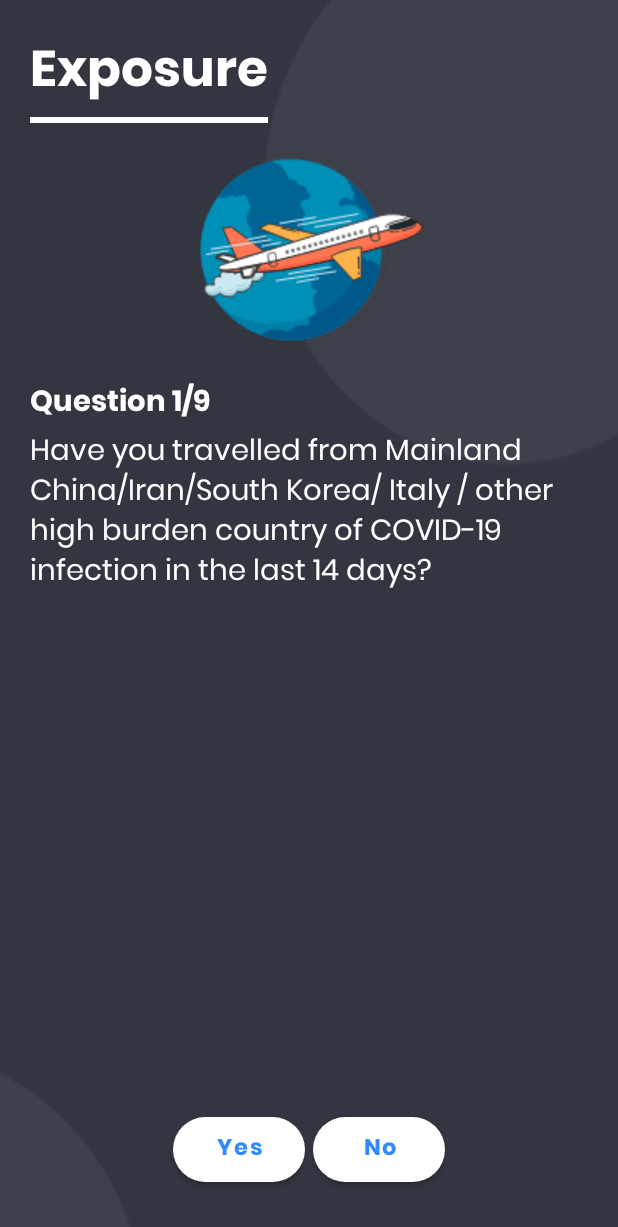
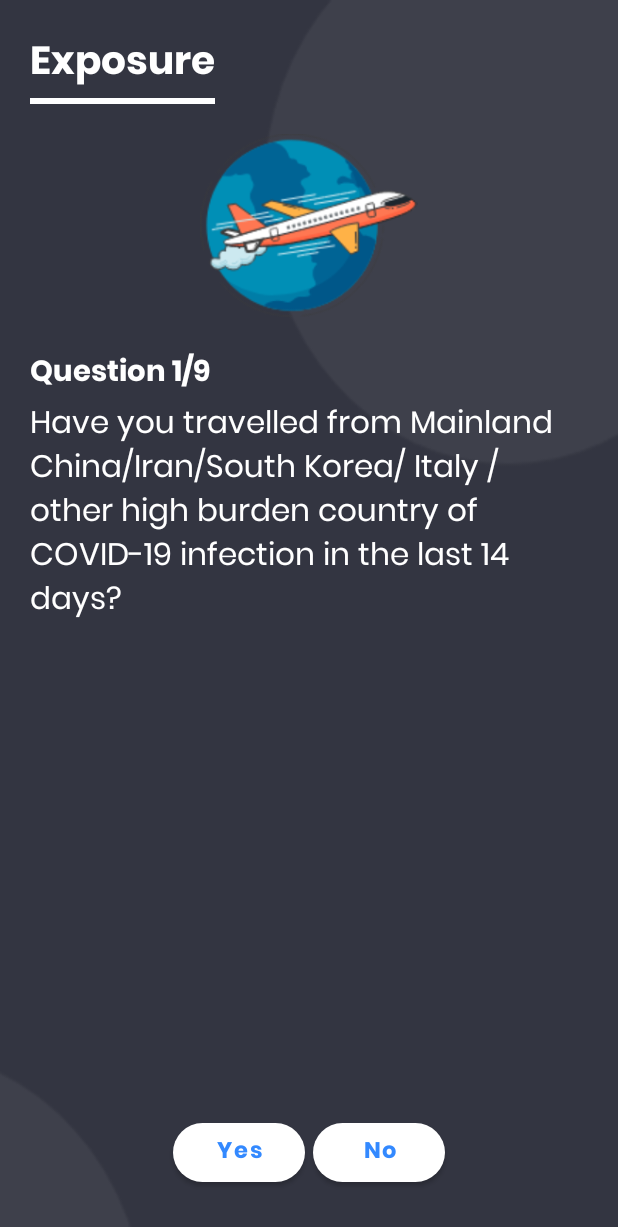
Before and after one commit to InteractiveHealthSolutions/korona-screening-mobile, an Android app: the MainActivity screen opened directly, with no data from a screen before it, on a phone screen of 412 x 824 dp. Shown: the top 1227 px of the screen. Run offline under Robolectric (Android 15) with nearby library versions, the phone set to English and light mode, and no system bars; our stand-ins replace Dagger/Hilt's generated code, data binding, sdp/ssp sizes; libraries missing offline, so code that uses them is left out: uk.co.chrisjenx.

Commit message:
-fixed rounded corner issue -added some translations

```diff
--- a/app/src/main/java/com/ihsinformatics/covid/activities/LoginActivity.java
+++ b/app/src/main/java/com/ihsinformatics/covid/activities/LoginActivity.java
@@ -78,7 +78,7 @@ public class LoginActivity extends BaseActivity implements LoginContract.View {
         if (binding.agreed.isChecked())
             startMainActivity();
         else
-            showToast("Please Accept the Term & conditions");
+            showToast(getString(R.string.error_term_condition));
     }
 
     @Override
--- a/app/src/main/java/com/ihsinformatics/covid/views/OptionWidget.java
+++ b/app/src/main/java/com/ihsinformatics/covid/views/OptionWidget.java
@@ -45,7 +45,7 @@ public class OptionWidget extends Widget {
     }
 
     private void addButton(Option option) {
-        int padding = context.getResources().getDimensionPixelOffset(R.dimen.margin_normal_large);
+        int padding = context.getResources().getDimensionPixelOffset(R.dimen._10sdp);
         int margin = context.getResources().getDimensionPixelOffset(R.dimen.margin_small);
 
         MaterialButton radioButton = new MaterialButton(context);
--- a/app/src/main/res/layout/activity_instruction.xml
+++ b/app/src/main/res/layout/activity_instruction.xml
@@ -78,7 +78,7 @@
         <TextView
             android:layout_width="match_parent"
             android:layout_height="wrap_content"
-            android:text="@string/wash_hands"
+            android:text="@string/wash_hands_instruction"
             android:drawableLeft="@drawable/ic_wash_hands"
             android:textColor="@color/white"
             android:drawablePadding="@dimen/_7sdp"
--- a/app/src/main/res/layout/item_hospital.xml
+++ b/app/src/main/res/layout/item_hospital.xml
@@ -7,10 +7,7 @@
         android:layout_height="wrap_content"
         android:innerRadius="0dp"
         android:orientation="horizontal"
-        android:thicknessRatio="1.9"
-
-
-        app:cardCornerRadius="@dimen/_40sdp"
+        app:cardCornerRadius="@dimen/_15sdp"
         app:cardElevation="0dp"
         app:contentPadding="@dimen/_3sdp">
 
--- a/app/src/main/res/layout/item_quiz_questions.xml
+++ b/app/src/main/res/layout/item_quiz_questions.xml
@@ -18,7 +18,7 @@
             android:layout_height="wrap_content"
             android:text="Section 1"
             android:textColor="@color/white"
-            android:textSize="33sp"
+            android:textSize="@dimen/_20ssp"
             android:textStyle="bold" />
 
         <View
@@ -30,7 +30,7 @@
     <ImageView
         android:id="@+id/icon"
         android:layout_width="match_parent"
-        android:layout_height="wrap_content"
+        android:layout_height="@dimen/_125sdp"
         android:padding="@dimen/padding_large"
         android:src="@drawable/ic_plane" />
 
@@ -51,14 +51,13 @@
         android:layout_marginBottom="@dimen/margin_very_large"
         android:text="some dummy question to appear here as an example here are some word you have to explain "
         android:textColor="@color/white"
-        android:textSize="@dimen/text_size_title" />
+        android:textSize="@dimen/_16ssp" />
 
     <LinearLayout
         android:id="@+id/quiz_layout"
         android:layout_width="match_parent"
         android:layout_height="match_parent"
         android:gravity="bottom|center"
-        android:layout_marginTop="@dimen/margin_very_large"
         android:orientation="horizontal">
 
     </LinearLayout>
--- a/app/src/main/res/values/strings.xml
+++ b/app/src/main/res/values/strings.xml
@@ -37,11 +37,12 @@
 
     <string name="other_contacts">-----  Or you can contact any of the given helplines anytime  -----</string>
 
-    <string name="wash_hands">Wash your hands often with soap and water for at least 20 seconds especially after you have been in a public place, or after blowing your nose, coughing, or sneezing.</string>
+    <string name="wash_hands_instruction">Wash your hands often with soap and water for at least 20 seconds especially after you have been in a public place, or after blowing your nose, coughing, or sneezing.</string>
     <string name="close_contact">Avoid close contact with people who are sick</string>
     <string name="use_facemask">If you are sick:  You should wear a facemask when you are around other people (e.g., sharing a room or vehicle) and before you enter a healthcare provider’s office.</string>
 
     <string name="precaution_taken">Precautions to be taken</string>
+    <string name="error_term_condition"><![CDATA[Please Accept the Term & conditions]]></string>
 
 
 </resources>
```
Also changed, not shown: app/src/main/res/layout/activity_result.xml (+10 -4 lines), app/src/main/res/layout/item_call.xml (+1 -7 lines), 2 other files.
